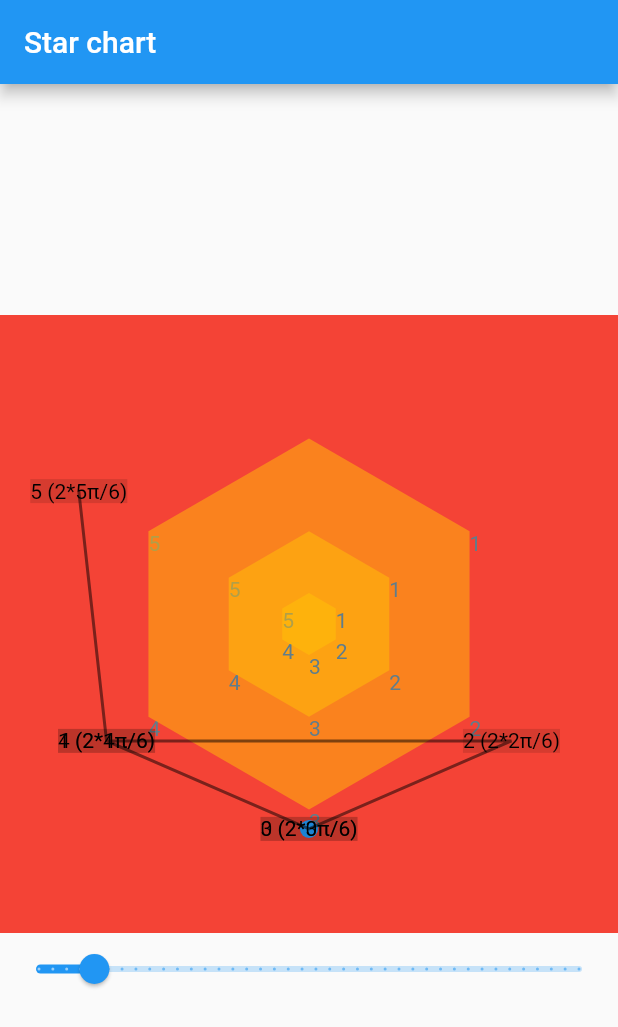
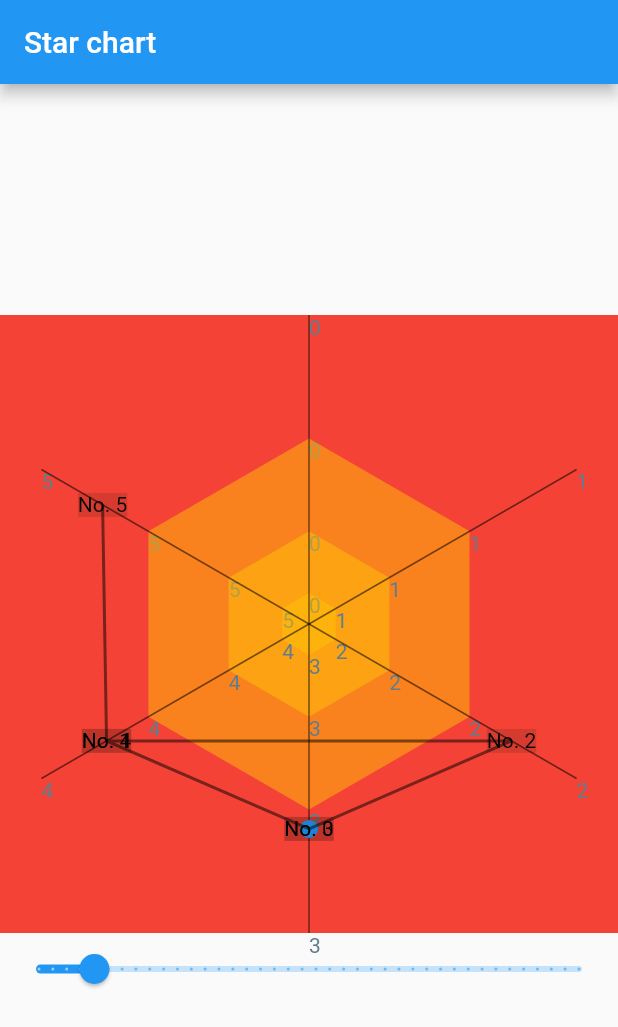
Before and after one commit to OroshiX/star_chart, a Flutter app: the screen it shows after launch, on a phone screen of 412 x 824 dp. Shown: the top 1027 px of the screen. Run offline on Flutter 3.47's test engine with Material 2 defaults, Android fonts, the phone set to English and light mode, and no system bars.

Commit message:
paint axes (optional), paint background (optional)

```diff
--- a/lib/painter/paint_radar_background.dart
+++ b/lib/painter/paint_radar_background.dart
@@ -12,11 +12,20 @@ class PaintRadarBackground extends CustomPainter {
     ..color = Colors.black54
     ..strokeWidth = 1
     ..style = PaintingStyle.stroke;
+  final Paint paintAxes = Paint()
+    ..color = Colors.black54
+    ..strokeWidth = 1
+    ..style = PaintingStyle.stroke;
   final bool drawLinesInside;
   final List<double> xs, ys;
   final double initialAngle;
+  final bool drawAxes;
+  final bool drawBackground;
   PaintRadarBackground(this.n,
-      {this.initialAngle = pi / 2, this.drawLinesInside = false})
+      {this.initialAngle = pi / 2,
+      this.drawLinesInside = false,
+      this.drawBackground = true,
+      this.drawAxes = false})
       : xs = [1],
         ys = [0] {
     for (var k = 1; k < n; k++) {
@@ -27,19 +36,26 @@ class PaintRadarBackground extends CustomPainter {
   @override
   void paint(Canvas canvas, Size size) {
     var r = min(size.width, size.height) / 2;
+    final o = Offset(r, r);
     Path path = Path();
-    path.moveTo(r * xs.first, r * ys.first);
-    for (var k = 1; k < n; k++) {
-      path.lineTo(r * xs[k], r * ys[k]);
+    for (var k = 0; k < n; k++) {
+      if (k == 0) {
+        path.moveTo(r * xs[k], r * ys[k]);
+      } else {
+        path.lineTo(r * xs[k], r * ys[k]);
+      }
       var textSpan =
           TextSpan(text: "$k", style: TextStyle(color: Colors.blueGrey));
       var textPainter =
           TextPainter(text: textSpan, textDirection: TextDirection.ltr);
       textPainter.layout();
       textPainter.paint(canvas, Offset(r * xs[k], r * ys[k]));
+      if (drawAxes) {
+        canvas.drawLine(Offset(r * xs[k], r * ys[k]), o, paintAxes);
+      }
     }
     path.close();
-    canvas.drawPath(path, painter);
+    if (drawBackground) canvas.drawPath(path, painter);
     if (drawLinesInside) {
       for (var k = 0; k < n - 1; k++) {
         for (var j = k + 2; j <= n - 1; j++) {
--- a/lib/painter/paint_radar_labels.dart
+++ b/lib/painter/paint_radar_labels.dart
@@ -27,7 +27,7 @@ class PaintRadarLabels extends CustomPainter {
     for (int k = 0; k < labels.length; k++) {
       double alpha = 2 * k * pi / n;
       var textSpan = TextSpan(
-        text: labels[k] + " (2*$kπ/$n)",
+        text: labels[k],// + " (2*$kπ/$n)",
         style: TextStyle(color: color),
       );
       final textPainter = TextPainter(
@@ -45,7 +45,7 @@ class PaintRadarLabels extends CustomPainter {
 //        alpha = alpha - 2 * pi;
       }
       // if alpha is above the middle of the rectangle: (alpha not between [-pi/2 ; pi/2])
-      if (alpha >= pi / 2 || alpha <= -pi / 2) {
+      if (alpha > pi / 2 || alpha < -pi / 2) {
         alpha = alpha - pi;
       }
       // Calculate distance inside rectangle (distInRect)
--- a/lib/star_chart.dart
+++ b/lib/star_chart.dart
@@ -46,9 +46,19 @@ class StarChart extends StatelessWidget {
                     heightFactor: 1,
                     widthFactor: 1,
                     child: CustomPaint(
+                      painter: PaintRadarBackground(sides,
+                          drawAxes: true, drawBackground: false),
+                    ),
+                  ),
+                ),
+                Center(
+                  child: FractionallySizedBox(
+                    heightFactor: 1,
+                    widthFactor: 1,
+                    child: CustomPaint(
                       painter: PaintRadarLabels(
                         sideLength * _percent.first / 2,
-                        List.generate(sides, (index) => "$index"),
+                        List.generate(sides, (index) => "No. $index"),
                         color: labelColor,
                       ),
                     ),
```
